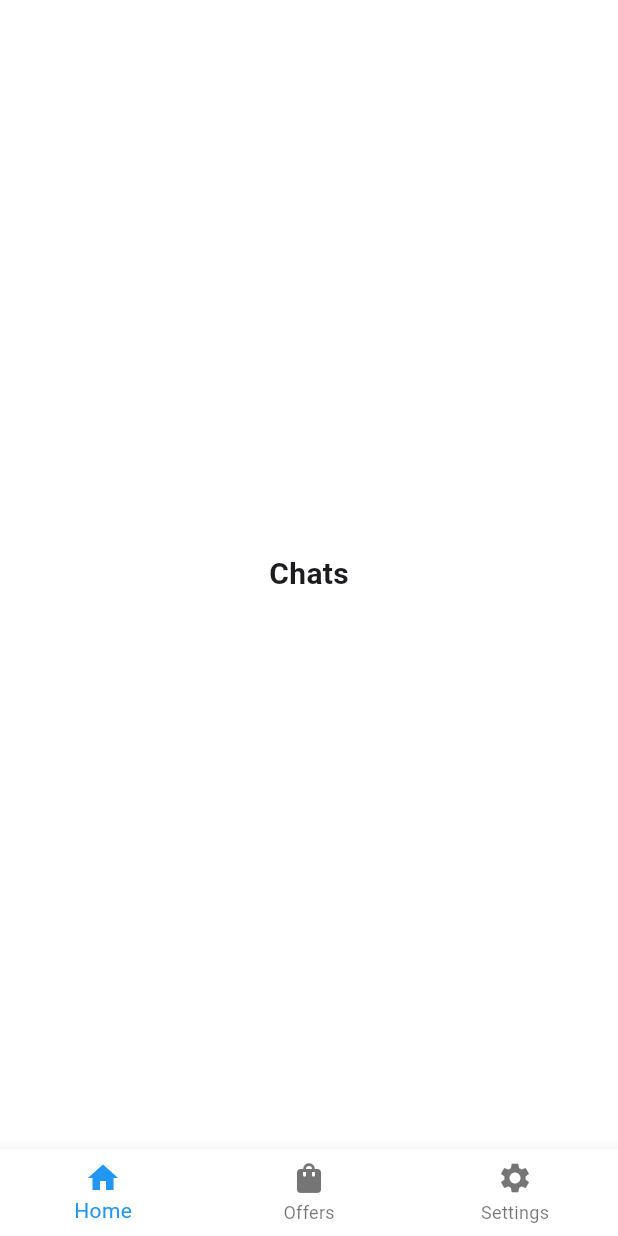
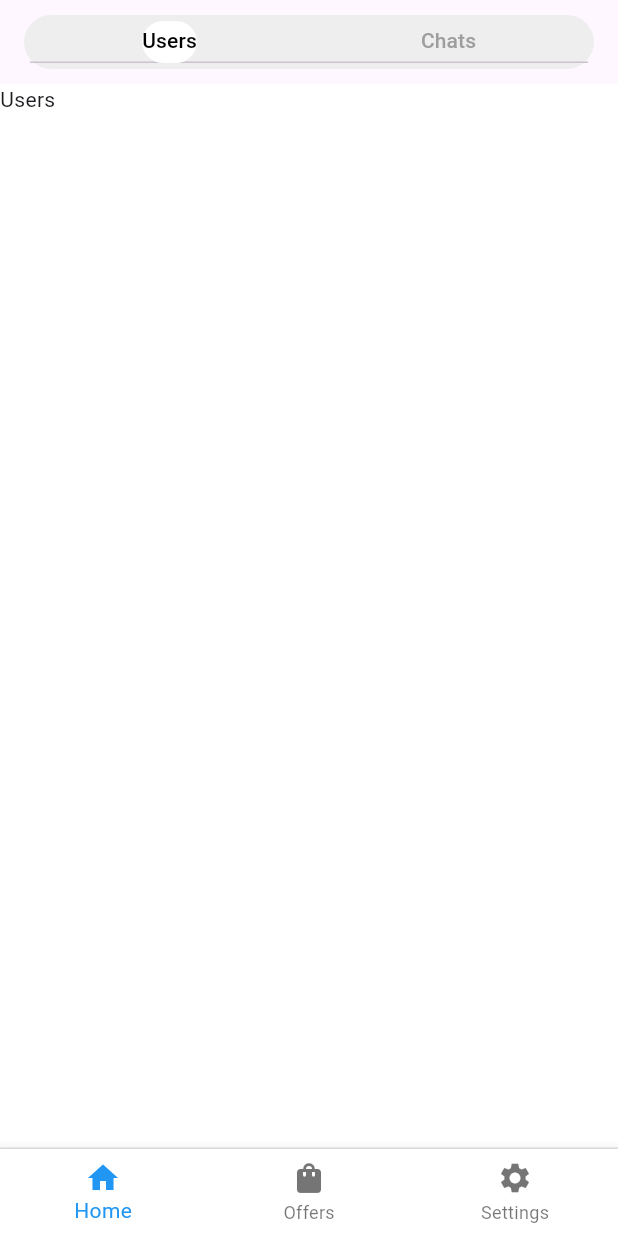
Before and after one commit to rishirizz/mysivi_chatapp, a Flutter app: the screen it shows after launch, on a phone screen of 412 x 824 dp. Run offline on Flutter 3.47's test engine with Material 3 defaults, Android fonts, the phone set to English and light mode, and no system bars; our stand-ins replace equatable, flutter_bloc.

Commit message:
Added custom tab for chat screen.

```diff
--- /dev/null
+++ b/lib/core/widgets/top_switcher.widget.dart
@@ -0,0 +1,32 @@
+import 'package:flutter/material.dart';
+
+class TopSwitcher extends StatelessWidget {
+  final TabController tabController;
+
+  const TopSwitcher({super.key, required this.tabController});
+
+  @override
+  Widget build(BuildContext context) {
+    return Container(
+      height: 36,
+      padding: const EdgeInsets.all(4),
+      decoration: BoxDecoration(
+        color: Colors.grey.shade200,
+        borderRadius: BorderRadius.circular(20),
+      ),
+      child: TabBar(
+        controller: tabController,
+        indicator: BoxDecoration(
+          color: Colors.white,
+          borderRadius: BorderRadius.circular(16),
+        ),
+        labelColor: Colors.black,
+        unselectedLabelColor: Colors.grey,
+        tabs: const [
+          Tab(text: 'Users'),
+          Tab(text: 'Chats'),
+        ],
+      ),
+    );
+  }
+}
--- a/lib/features/chat/presentation/screens/chat.screen.dart
+++ b/lib/features/chat/presentation/screens/chat.screen.dart
@@ -1,6 +1,6 @@
 import 'package:flutter/material.dart';
 import 'package:mysivi_chatapp/core/constants/route.constants.dart';
-import 'package:mysivi_chatapp/core/widgets/placeholder.widget.dart';
+import 'package:mysivi_chatapp/core/widgets/top_switcher.widget.dart';
 
 class ChatScreen extends StatefulWidget {
   const ChatScreen({super.key});
@@ -8,12 +8,36 @@ class ChatScreen extends StatefulWidget {
   static String routeName = RouteConstants.chatScreen;
 
   @override
-  State<ChatScreen> createState() => _ChatScreenState();
+  State<ChatScreen> createState() => _ChatHomeScreenState();
 }
 
-class _ChatScreenState extends State<ChatScreen> {
+class _ChatHomeScreenState extends State<ChatScreen>
+    with TickerProviderStateMixin {
+  late TabController _tabController;
+
+  @override
+  void initState() {
+    super.initState();
+    _tabController = TabController(length: 2, vsync: this);
+  }
+
   @override
   Widget build(BuildContext context) {
-    return PlaceholderWidget(placeholderText: 'Chats');
+    return Scaffold(
+      body: NestedScrollView(
+        headerSliverBuilder: (_, __) => [
+          SliverAppBar(
+            floating: true,
+            snap: true,
+            centerTitle: true,
+            title: TopSwitcher(tabController: _tabController),
+          ),
+        ],
+        body: TabBarView(
+          controller: _tabController,
+          children: const [Text('Users'), Text('Chat history')],
+        ),
+      ),
+    );
   }
 }
--- a/lib/features/home/presentation/screens/home.screen.dart
+++ b/lib/features/home/presentation/screens/home.screen.dart
@@ -26,7 +26,16 @@ class _HomeScreenState extends State<HomeScreen> {
               state.selectedIndex,
             ),
           ),
-          bottomNavigationBar: BottomNavigationBar(
+          bottomNavigationBar: Container(
+            decoration: const BoxDecoration(
+              border: Border(
+                top: BorderSide(
+                  color: Color(0xFFE0E0E0),
+                  width: 1,
+                ),
+              ),
+            ),
+            child: BottomNavigationBar(
               backgroundColor: Colors.white,
               items: AppConstants.bottomNavigationBarItemsList,
               currentIndex: state.selectedIndex,
@@ -37,6 +46,7 @@ class _HomeScreenState extends State<HomeScreen> {
                 );
               },
             ),
+          ),
         );
       },
     );
```
Lines whose indentation alone changed are shown as unchanged.
